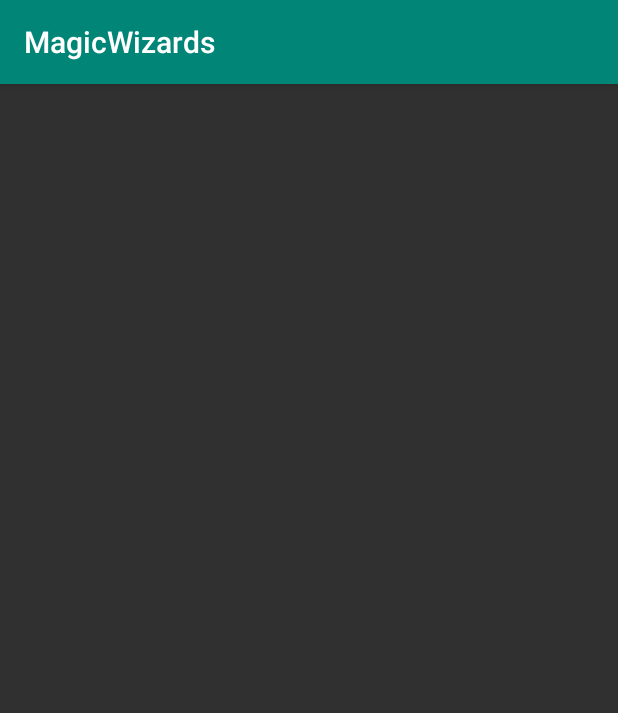
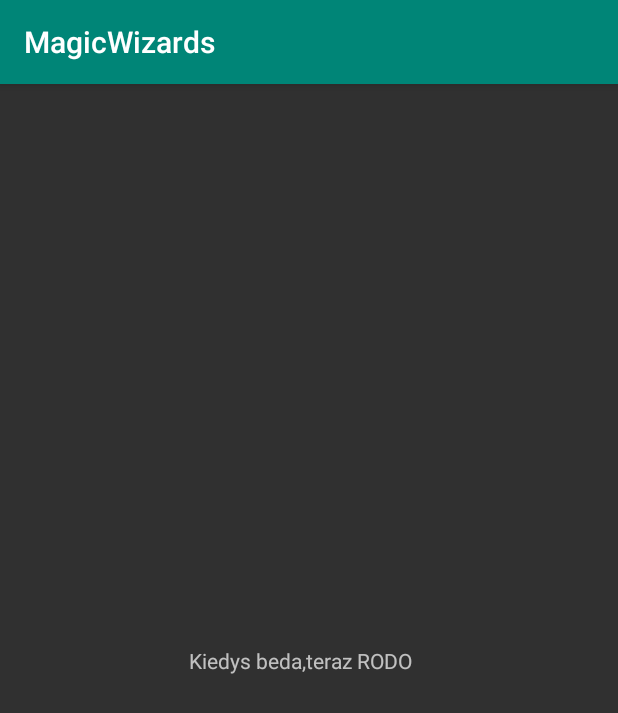
Before and after one commit to pstolorz1/FinalMagicWizards, an Android app: the CreditsScene screen opened directly, with no data from a screen before it, on a phone screen of 412 x 824 dp. Shown: the top 713 px of the screen. Run offline under Robolectric (Android 15) with nearby library versions, the phone set to English and light mode, and no system bars.

Commit message:
Mr. Powerapps

```diff
--- a/app/src/main/AndroidManifest.xml
+++ b/app/src/main/AndroidManifest.xml
@@ -15,7 +15,8 @@
         android:theme="@style/AppTheme">
         <activity android:name=".CreditsScene"></activity>
         <activity android:name=".ConnectMenu" />
-        <activity android:name=".CustomGesturesActivity" />
+        <activity android:name=".CustomGesturesActivity"
+            android:theme="@style/Theme.AppCompat.Light.NoActionBar.FullScreen"/>
         <activity
             android:name=".MainMenu"
             android:theme="@style/Theme.AppCompat.Light.NoActionBar.FullScreen">
--- a/app/src/main/java/com/example/tomek/magicwizards/CustomGesturesActivity.java
+++ b/app/src/main/java/com/example/tomek/magicwizards/CustomGesturesActivity.java
@@ -119,7 +119,7 @@ public class CustomGesturesActivity extends AppCompatActivity implements OnGestu
             else result *= 15;
             HP -= result;
             //hpView.setText(HP);
-            //resultView.setText(result.toString());
+            resultView.setText(result.toString());
         }
         else
         {
--- a/app/src/main/java/com/example/tomek/magicwizards/MyGLRenderer.java
+++ b/app/src/main/java/com/example/tomek/magicwizards/MyGLRenderer.java
@@ -49,7 +49,7 @@ public class MyGLRenderer implements GLSurfaceView.Renderer
     public void NewTrail(float[] positions, float trailLength)
     {
         // obliczamy dlugosc po ktorej umeiszczamy kolejny efekt
-        float distanceBetweenEffects = trailLength / sqNumber;
+        float distanceBetweenEffects = trailLength / instantiateNumber;
         Log.d("--WTF--","tl " + trailLength + "dbe " + distanceBetweenEffects);
         //trail.clear();
         trail.get(0).Set(getWorldCoords(new Vec2(positions[0], positions[1]))); // początek
--- a/app/src/main/res/layout/activity_credits_scene.xml
+++ b/app/src/main/res/layout/activity_credits_scene.xml
@@ -7,21 +7,17 @@
     tools:context=".CreditsScene">
 
 
-    <EditText
+    <TextView
         android:id="@+id/editText"
         android:layout_width="wrap_content"
         android:layout_height="wrap_content"
-        android:layout_marginStart="115dp"
-        android:layout_marginLeft="115dp"
-        android:layout_marginTop="176dp"
-        android:layout_marginEnd="403dp"
-        android:layout_marginRight="403dp"
         android:ems="10"
         android:inputType="textPersonName"
         android:text="Kiedys beda,teraz RODO"
         app:layout_constraintEnd_toEndOf="parent"
         app:layout_constraintStart_toStartOf="parent"
-        app:layout_constraintTop_toTopOf="parent" />
+        app:layout_constraintTop_toTopOf="parent"
+        app:layout_constraintBottom_toBottomOf="parent"/>
 
 
 </android.support.constraint.ConstraintLayout>
--- a/app/src/main/res/layout/activity_main.xml
+++ b/app/src/main/res/layout/activity_main.xml
@@ -1,5 +1,6 @@
 <?xml version="1.0" encoding="utf-8"?>
-<android.support.constraint.ConstraintLayout xmlns:android="http://schemas.android.com/apk/res/android"
+<android.support.constraint.ConstraintLayout
+    xmlns:android="http://schemas.android.com/apk/res/android"
     xmlns:app="http://schemas.android.com/apk/res-auto"
     xmlns:tools="http://schemas.android.com/tools"
     android:layout_width="match_parent"
```
